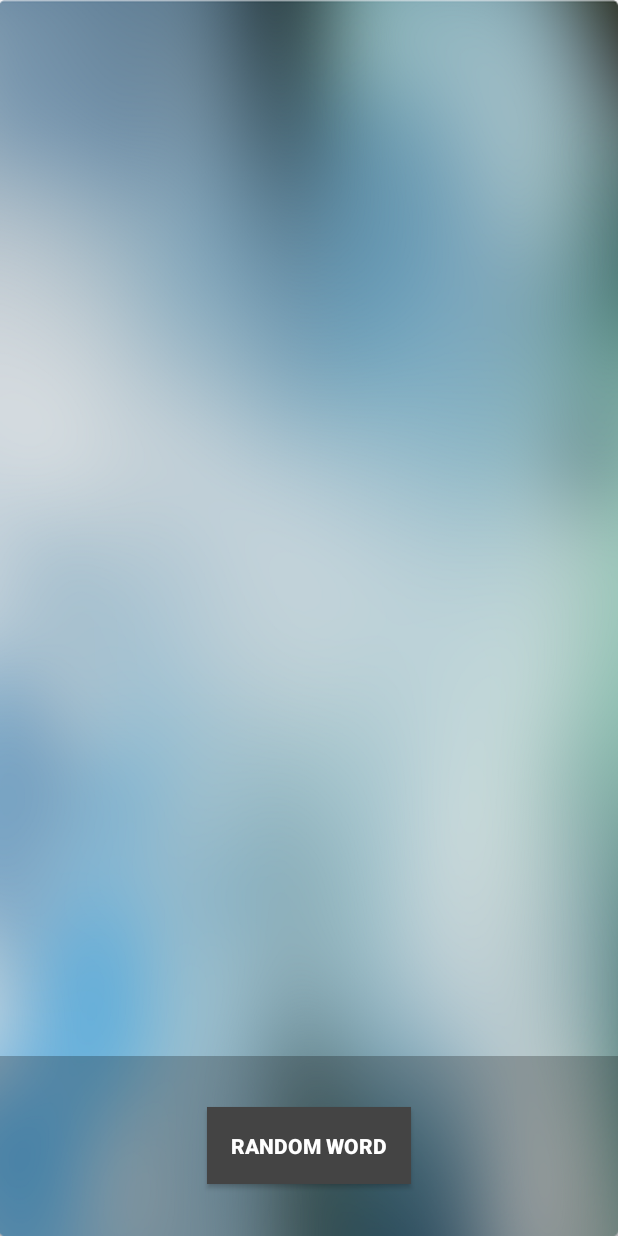
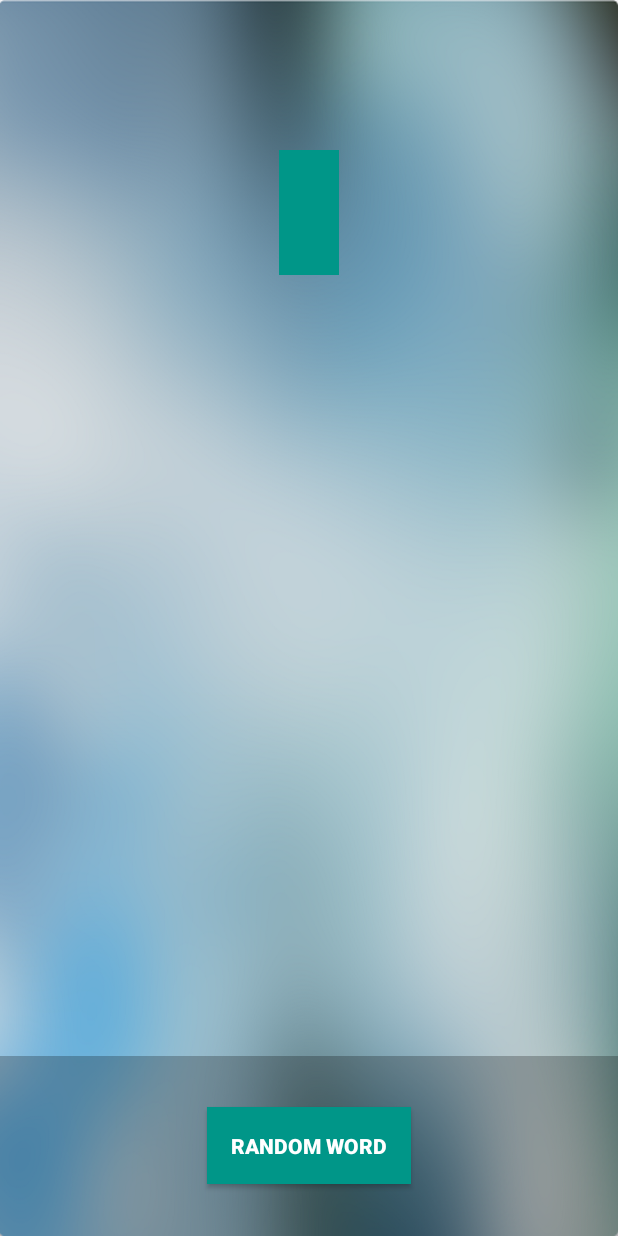
Before and after one commit to AnderssonX/ScreenAndroid, an Android app: the layout fragment_main.xml on its own in the app's theme, with its tools: preview values and no code run, on a phone screen of 412 x 824 dp. Run offline under Robolectric (Android 15) with nearby library versions, the phone set to English and light mode, and no system bars.

Commit message:
Changed bg color for active word and button

```diff
--- a/ScreenAndroid/src/main/java/se/mah/k3/NiagaraApp/MainFragment.java
+++ b/ScreenAndroid/src/main/java/se/mah/k3/NiagaraApp/MainFragment.java
@@ -176,6 +176,7 @@ public class MainFragment extends Fragment implements View.OnClickListener, View
 
                 randomWord = dataSnapshot.child("text").getValue().toString();
                 wordBtn.setText(randomWord);
+
                 //fireBaseWords.child("Active").setValue(true);
 
 
--- a/ScreenAndroid/src/main/res/layout/fragment_main.xml
+++ b/ScreenAndroid/src/main/res/layout/fragment_main.xml
@@ -42,7 +42,8 @@
 
         android:textColor="#ffffffff"
         android:padding="20dp"
-        android:visibility="visible" />
+        android:visibility="visible"
+        android:background="#009688" />
 
     <LinearLayout
         android:layout_width="match_parent"
@@ -59,7 +60,7 @@
             android:text="random word"
             android:textStyle="bold"
         android:id="@+id/wordBtn"
-            android:background="#ff444444"
+            android:background="#009688"
             android:layout_gravity="center|center_horizontal"
 
             android:textColor="#ffffffff" />
```
Also changed, not shown: 1 other file.
